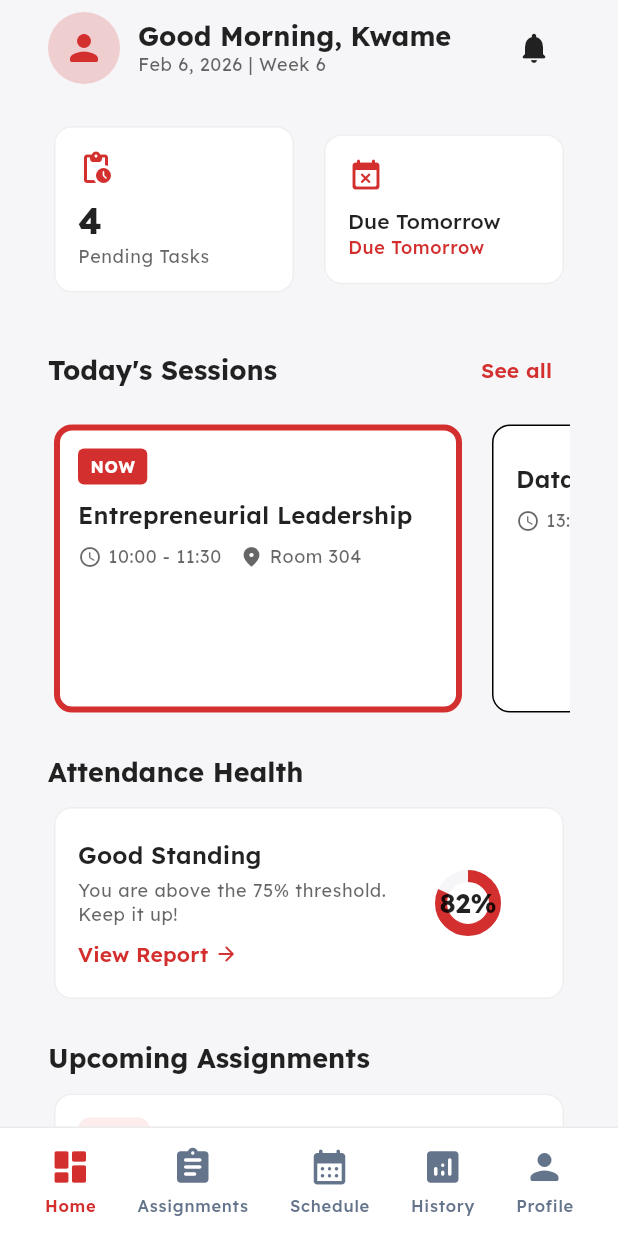
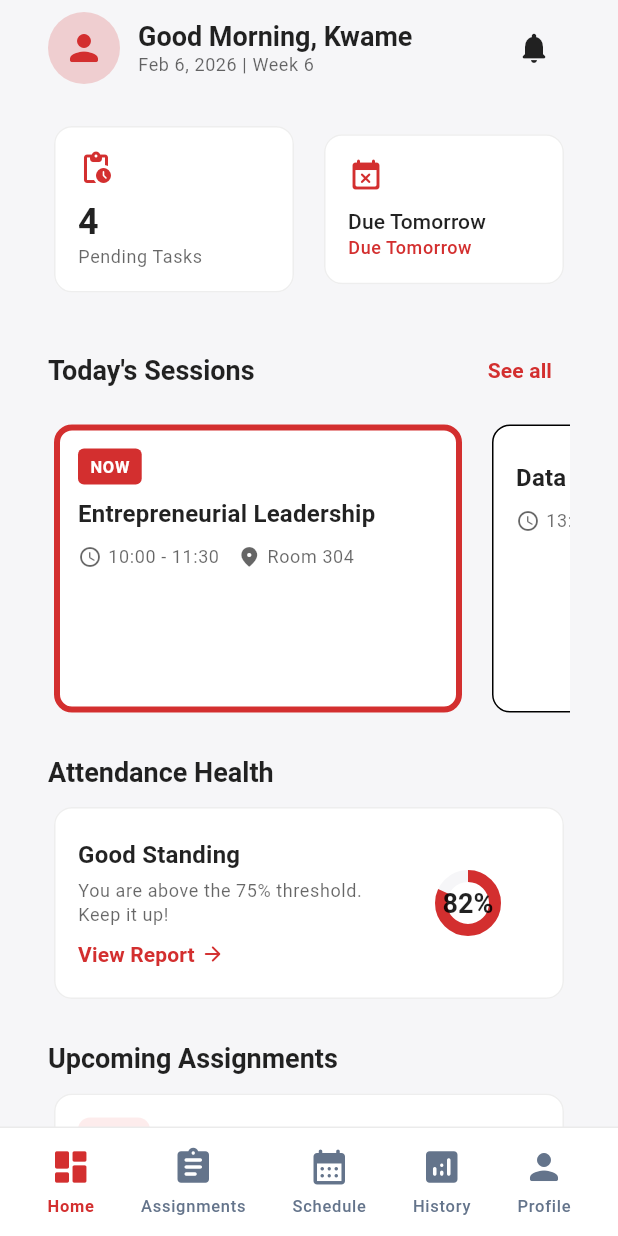
Before and after one commit to hycienti/personal-attendance-management-app, a Flutter app: the screen it shows after launch, on a phone screen of 412 x 824 dp. Run offline on Flutter 3.47's test engine with Material 3 defaults, Android fonts, the phone set to English and light mode, and no system bars; our stand-ins replace equatable, go_router, logger.

Commit message:
Fix font load error: use system font instead of Google Fonts
- Remove google_fonts dependency to avoid runtime fetch from fonts.gstatic.com
- Use TextStyle with system default font so app works offline and in restricted environments

```diff
--- a/lib/core/theme/app_theme.dart
+++ b/lib/core/theme/app_theme.dart
@@ -1,12 +1,24 @@
 import 'package:flutter/material.dart';
-import 'package:google_fonts/google_fonts.dart';
 
 import '../constants/app_constants.dart';
 import 'app_colors.dart';
 
 /// Centralized app theme (light and dark).
+/// Uses system font to avoid network font loading (works offline / in restricted environments).
 abstract final class AppTheme {
   AppTheme._();
+
+  static TextStyle _style({
+    required double fontSize,
+    required FontWeight fontWeight,
+    required Color color,
+  }) {
+    return TextStyle(
+      fontSize: fontSize,
+      fontWeight: fontWeight,
+      color: color,
+    );
+  }
 
   static ThemeData get light {
     return ThemeData(
@@ -21,14 +33,13 @@ abstract final class AppTheme {
         onError: Colors.white,
       ),
       scaffoldBackgroundColor: AppColors.backgroundLight,
-      fontFamily: GoogleFonts.lexend().fontFamily,
       textTheme: _textTheme(Colors.black87),
       appBarTheme: AppBarTheme(
         elevation: 0,
         centerTitle: true,
         backgroundColor: AppColors.backgroundLight,
         foregroundColor: Colors.black87,
-        titleTextStyle: GoogleFonts.lexend(
+        titleTextStyle: _style(
           fontSize: 18,
           fontWeight: FontWeight.w700,
           color: Colors.black87,
@@ -70,9 +81,10 @@ abstract final class AppTheme {
           ),
           backgroundColor: AppColors.primary,
           foregroundColor: AppColors.textOnPrimary,
-          textStyle: GoogleFonts.lexend(
+          textStyle: _style(
             fontSize: 16,
             fontWeight: FontWeight.w700,
+            color: AppColors.textOnPrimary,
           ),
         ),
       ),
@@ -97,14 +109,13 @@ abstract final class AppTheme {
         onError: Colors.white,
       ),
       scaffoldBackgroundColor: AppColors.backgroundDark,
-      fontFamily: GoogleFonts.lexend().fontFamily,
       textTheme: _textTheme(Colors.white),
       appBarTheme: AppBarTheme(
         elevation: 0,
         centerTitle: true,
         backgroundColor: AppColors.backgroundDark,
         foregroundColor: Colors.white,
-        titleTextStyle: GoogleFonts.lexend(
+        titleTextStyle: _style(
           fontSize: 18,
           fontWeight: FontWeight.w700,
           color: Colors.white,
@@ -147,9 +158,10 @@ abstract final class AppTheme {
           ),
           backgroundColor: AppColors.primary,
           foregroundColor: AppColors.textOnPrimary,
-          textStyle: GoogleFonts.lexend(
+          textStyle: _style(
             fontSize: 16,
             fontWeight: FontWeight.w700,
+            color: AppColors.textOnPrimary,
           ),
         ),
       ),
@@ -164,37 +176,37 @@ abstract final class AppTheme {
 
   static TextTheme _textTheme(Color defaultColor) {
     return TextTheme(
-      displayLarge: GoogleFonts.lexend(
+      displayLarge: _style(
         fontSize: 32,
         fontWeight: FontWeight.w700,
         color: defaultColor,
       ),
-      headlineMedium: GoogleFonts.lexend(
+      headlineMedium: _style(
         fontSize: 24,
         fontWeight: FontWeight.w700,
         color: defaultColor,
       ),
-      titleLarge: GoogleFonts.lexend(
+      titleLarge: _style(
         fontSize: 18,
         fontWeight: FontWeight.w700,
         color: defaultColor,
       ),
-      titleMedium: GoogleFonts.lexend(
+      titleMedium: _style(
         fontSize: 16,
         fontWeight: FontWeight.w600,
         color: defaultColor,
       ),
-      bodyLarge: GoogleFonts.lexend(
+      bodyLarge: _style(
         fontSize: 16,
         fontWeight: FontWeight.w400,
         color: defaultColor,
       ),
-      bodyMedium: GoogleFonts.lexend(
+      bodyMedium: _style(
         fontSize: 14,
         fontWeight: FontWeight.w400,
         color: defaultColor,
       ),
-      labelLarge: GoogleFonts.lexend(
+      labelLarge: _style(
         fontSize: 14,
         fontWeight: FontWeight.w600,
         color: defaultColor,
--- a/pubspec.yaml
+++ b/pubspec.yaml
@@ -33,7 +33,6 @@ dependencies:
   cupertino_icons: ^1.0.8
   provider: ^6.1.2
   go_router: ^14.2.0
-  google_fonts: ^6.2.1
   intl: ^0.19.0
   equatable: ^2.0.5
   logger: ^2.4.0
```
Also changed, not shown: pubspec.lock.
